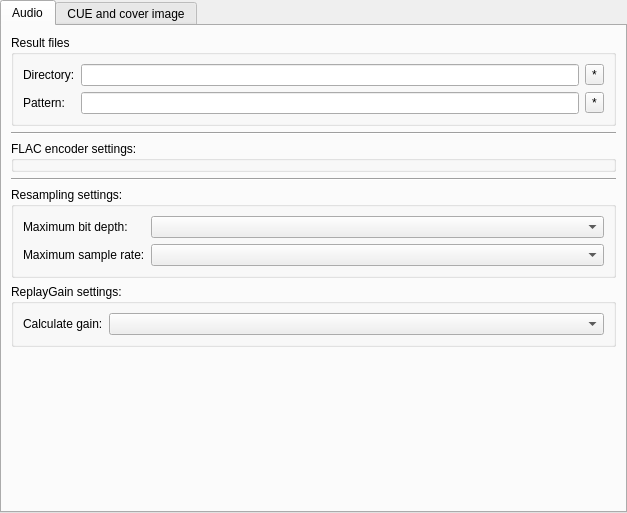
This is gui/preferences/profilespage/profiletabwidget.ui in flacon/flacon as Qt 5 draws it before an edit. The edited form follows.
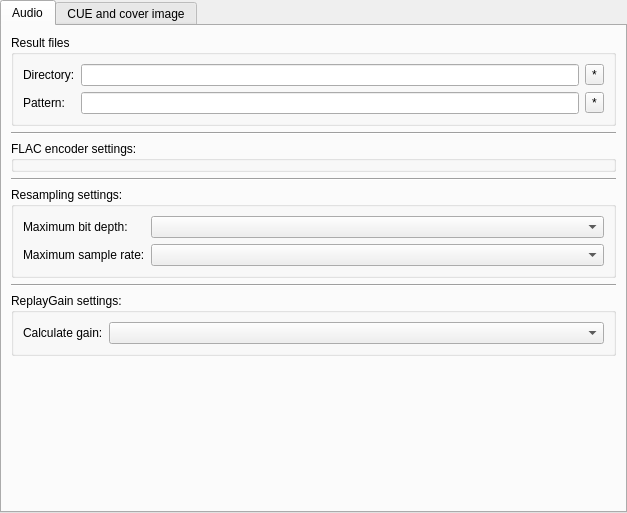
This is the edited form. Custom widgets are drawn as their Qt base class.

Patch:
```diff
--- a/gui/preferences/profilespage/profiletabwidget.ui
+++ b/gui/preferences/profilespage/profiletabwidget.ui
@@ -162,6 +162,13 @@
       </layout>
      </widget>
     </item>
+    <item>
+     <widget class="Line" name="line_2">
+      <property name="orientation">
+       <enum>Qt::Horizontal</enum>
+      </property>
+     </widget>
+    </item>
     <item>
      <widget class="QGroupBox" name="gainGroup">
       <property name="title">
```
